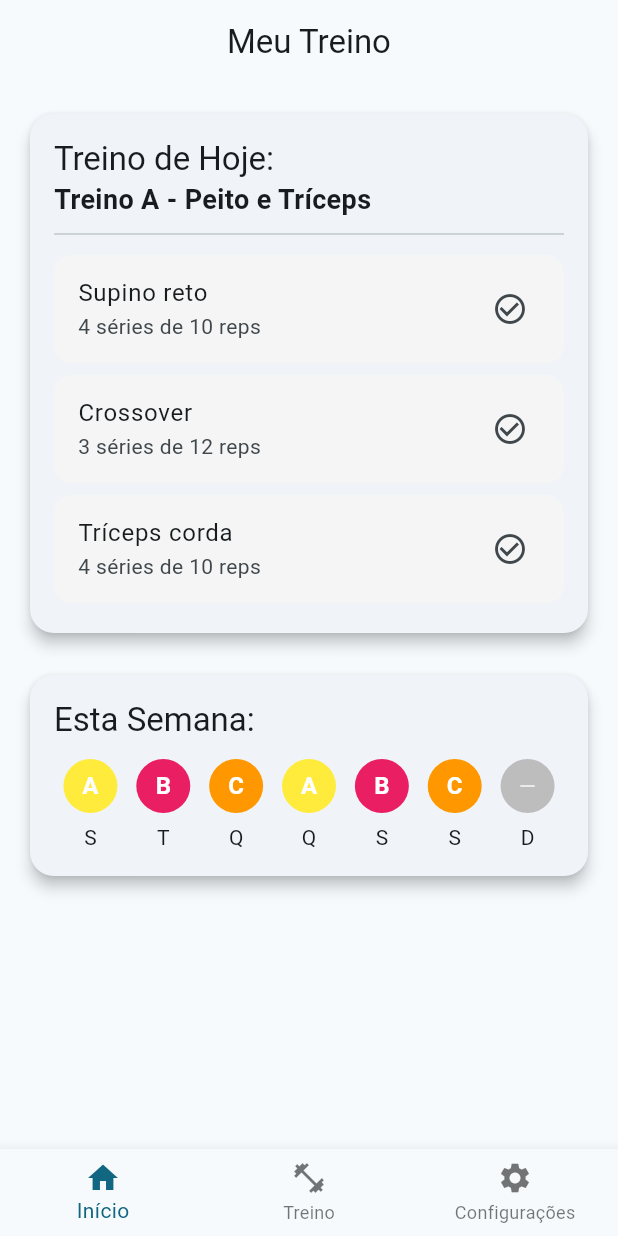
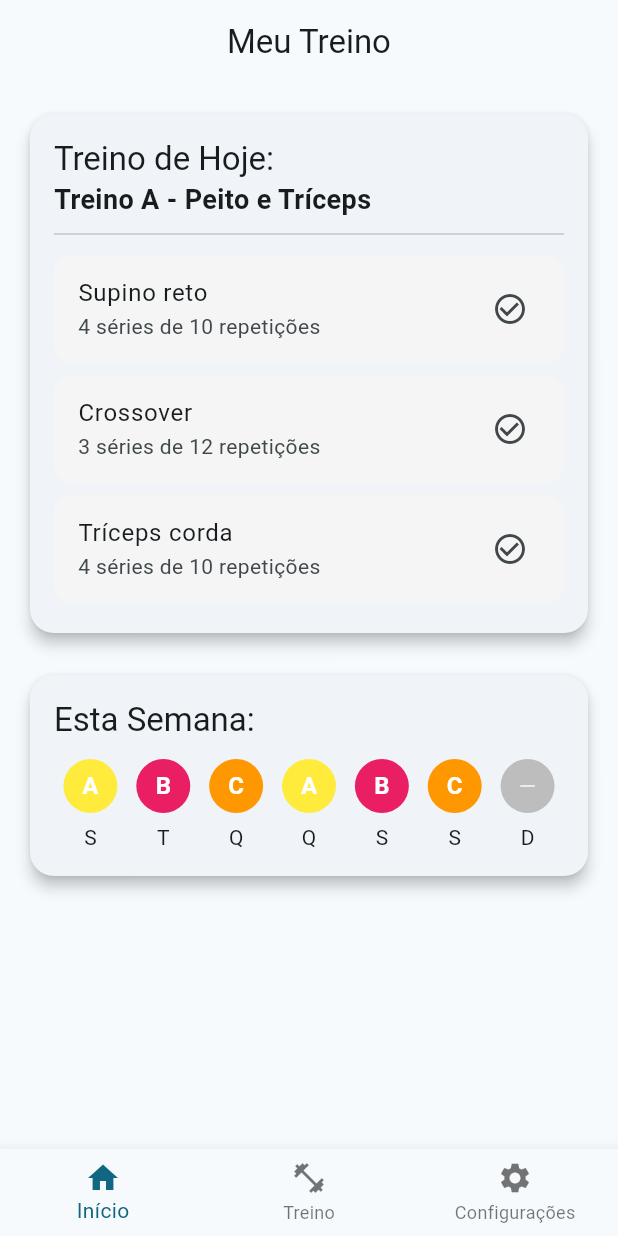
Before and after one commit to Ismael-Rios/gym, a Flutter app: the screen it shows after launch, on a phone screen of 412 x 824 dp. Run offline on Flutter 3.47's test engine with Material 3 defaults, Android fonts, the phone set to English and light mode, and no system bars.

Commit message:
refatoração: reorganização de mocks e atualização de modelos para o dashboard

```diff
--- /dev/null
+++ b/lib/data/mocks/mock_semana.dart
@@ -0,0 +1,11 @@
+import 'package:gym/domain/models/dia_semana.dart';
+
+final mockSemana = [
+  DiaSemana(dia: 'S', treino: 'A'),
+  DiaSemana(dia: 'T', treino: 'B'),
+  DiaSemana(dia: 'Q', treino: 'C'),
+  DiaSemana(dia: 'Q', treino: 'A'),
+  DiaSemana(dia: 'S', treino: 'B'),
+  DiaSemana(dia: 'S', treino: 'C'),
+  DiaSemana(dia: 'D', treino: null),
+];
--- /dev/null
+++ b/lib/data/mocks/mock_treino_hoje.dart
@@ -0,0 +1,46 @@
+/*final Map<String, dynamic> mockTreinoHoje = {
+  'titulo': 'Treino A - Peito e Tríceps',
+  'exercicios': [
+    {'nome': 'Supino reto', 'series': 4, 'reps': 10},
+    {'nome': 'Crossover', 'series': 3, 'reps': 12},
+    {'nome': 'Tríceps corda', 'series': 4, 'reps': 10},
+  ],
+};*/
+
+// lib/features/treino/data/mock_treino_hoje.dart
+
+import 'package:gym/domain/models/exercicio.dart';
+import 'package:gym/domain/models/treino.dart';
+
+// Exemplo de mock tipado usando os modelos
+final Treino mockTreinoHoje = Treino(
+  titulo: 'Treino A - Peito e Tríceps',
+  exercicios: [
+    Exercicio(
+      nome: 'Supino reto',
+      series: 4,
+      reps: 10,
+      descansoSegundos: 90,
+      pesoKg: 60,
+      descricao: 'Deite, pegue a barra com pegada média e execute o movimento controlado.',
+      //gifAsset: 'assets/gifs/supino_reto.gif',
+    ),
+    Exercicio(
+      nome: 'Crossover',
+      series: 3,
+      reps: 12,
+      descansoSegundos: 60,
+      descricao: 'Abra o peitoral ‘fechando’ com os cotovelos levemente flexionados.',
+      //gifAsset: 'assets/gifs/crossover.gif',
+    ),
+    Exercicio(
+      nome: 'Tríceps corda',
+      series: 4,
+      reps: 10,
+      descansoSegundos: 60,
+      pesoKg: 20,
+      descricao: 'Puxe com os cotovelos fixos ao lado do tronco.',
+      //gifAsset: 'assets/gifs/triceps_corda.gif',
+    ),
+  ],
+);
--- /dev/null
+++ b/lib/domain/models/dia_semana.dart
@@ -0,0 +1,9 @@
+class DiaSemana {
+  final String dia;
+  final String? treino;
+
+  const DiaSemana({
+    required this.dia,
+    this.treino,
+  });
+}
--- /dev/null
+++ b/lib/domain/models/exercicio.dart
@@ -0,0 +1,19 @@
+class Exercicio {
+  final String nome;
+  final int series;
+  final int reps;
+  final int? descansoSegundos;
+  final int? pesoKg;
+  final String? descricao;
+  final String? gifAsset; // caminho em assets/ se usar GIFs locais
+
+  const Exercicio({
+    required this.nome,
+    required this.series,
+    required this.reps,
+    this.descansoSegundos,
+    this.pesoKg,
+    this.descricao,
+    this.gifAsset,
+  });
+}
--- /dev/null
+++ b/lib/domain/models/treino.dart
@@ -0,0 +1,13 @@
+import 'exercicio.dart';
+
+class Treino {
+  final String titulo;
+  final List<Exercicio> exercicios;
+  final String? observacoes;
+
+  const Treino({
+    required this.titulo,
+    required this.exercicios,
+    this.observacoes,
+  });
+}
--- a/lib/features/dashboard/data/mock_semana.dart
+++ /dev/null
@@ -1,9 +0,0 @@
-final mockSemana = [
-  {'dia': 'S', 'treino': 'A'},
-  {'dia': 'T', 'treino': 'B'},
-  {'dia': 'Q', 'treino': 'C'},
-  {'dia': 'Q', 'treino': 'A'},
-  {'dia': 'S', 'treino': 'B'},
-  {'dia': 'S', 'treino': 'C'},
-  {'dia': 'D', 'treino': null},
-];
--- a/lib/features/dashboard/presentation/pages/dashboard_page.dart
+++ b/lib/features/dashboard/presentation/pages/dashboard_page.dart
@@ -1,7 +1,7 @@
 import 'package:flutter/material.dart';
 import '../widgets/treino_hoje.dart';
 import '../widgets/semana.dart';
-import '../../data/mock_semana.dart';
+import 'package:gym/data/mocks/mock_semana.dart';
 
 class DashboardScreen extends StatelessWidget {
   const DashboardScreen({super.key});
--- a/lib/features/dashboard/presentation/widgets/semana.dart
+++ b/lib/features/dashboard/presentation/widgets/semana.dart
@@ -1,7 +1,8 @@
 import 'package:flutter/material.dart';
+import 'package:gym/domain/models/dia_semana.dart';
 
 class SectionSemana extends StatelessWidget {
-  final List<Map<String, dynamic>> semana;
+  final List<DiaSemana> semana;
 
   const SectionSemana({super.key, required this.semana});
 
@@ -29,7 +30,8 @@ class SectionSemana extends StatelessWidget {
             Row(
               mainAxisAlignment: MainAxisAlignment.spaceAround,
               children: semana.map((dia) {
-                final treino = dia['treino'] as String?;
+                final treino = dia.treino;
+
                 return Column(
                   children: [
                     CircleAvatar(
@@ -46,7 +48,7 @@ class SectionSemana extends StatelessWidget {
                           : const Icon(Icons.remove, color: Colors.white70, size: 16),
                     ),
                     const SizedBox(height: 6),
-                    Text(dia['dia'] as String),
+                    Text(dia.dia),
                   ],
                 );
               }).toList(),
--- a/lib/features/dashboard/presentation/widgets/treino_hoje.dart
+++ b/lib/features/dashboard/presentation/widgets/treino_hoje.dart
@@ -1,16 +1,15 @@
+// lib/features/dashboard/presentation/widgets/treino_hoje.dart
 import 'package:flutter/material.dart';
+import 'package:gym/data/mocks/mock_treino_hoje.dart';
+import 'package:gym/domain/models/exercicio.dart';
 
 class SectionTreinoHoje extends StatelessWidget {
   const SectionTreinoHoje({super.key});
 
   @override
   Widget build(BuildContext context) {
-    final treino = 'Treino A - Peito e Tríceps';
-    final exercicios = [
-      {'nome': 'Supino reto', 'series': 4, 'reps': 10},
-      {'nome': 'Crossover', 'series': 3, 'reps': 12},
-      {'nome': 'Tríceps corda', 'series': 4, 'reps': 10},
-    ];
+    final treino = mockTreinoHoje;
+    final List<Exercicio> exercicios = treino.exercicios;
 
     return Card(
       shape: RoundedRectangleBorder(borderRadius: BorderRadius.circular(16)),
@@ -25,7 +24,7 @@ class SectionTreinoHoje extends StatelessWidget {
               style: Theme.of(context).textTheme.titleLarge,
             ),
             Text(
-              treino,
+              treino.titulo,
               style: const TextStyle(fontSize: 18, fontWeight: FontWeight.w600),
             ),
             const Divider(height: 20),
@@ -34,9 +33,13 @@ class SectionTreinoHoje extends StatelessWidget {
                   child: ListTile(
                     shape: RoundedRectangleBorder(borderRadius: BorderRadius.circular(12)),
                     tileColor: Colors.grey.shade100,
-                title: Text(ex['nome'] as String),
-                subtitle: Text('${ex['series']} séries de ${ex['reps']} reps'),
+                    title: Text(ex.nome),
+                    subtitle: Text('${ex.series} séries de ${ex.reps} repetições'),
                     trailing: const Icon(Icons.check_circle_outline),
+                    // você pode mostrar peso/descanso ao clicar — por enquanto só visual
+                    onTap: () {
+                      // opcional: abrir TreinoDetalhadoPage com esse exercício selecionado
+                    },
                   ),
                 )),
           ],
```
Lines whose indentation alone changed are shown as unchanged.
